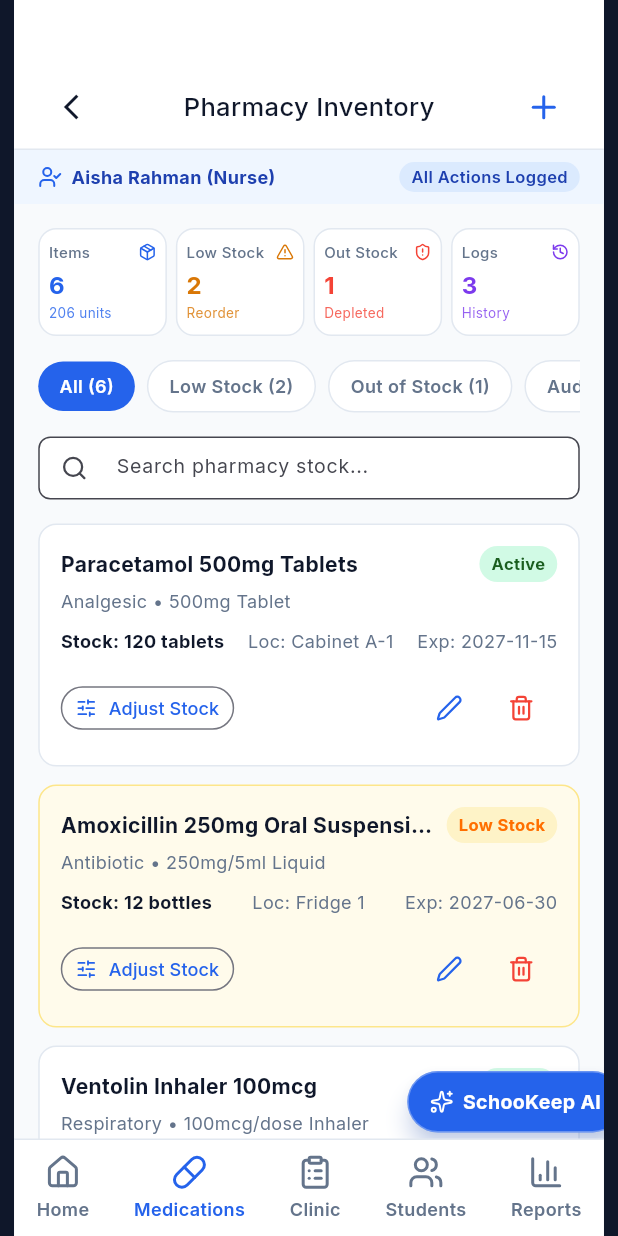
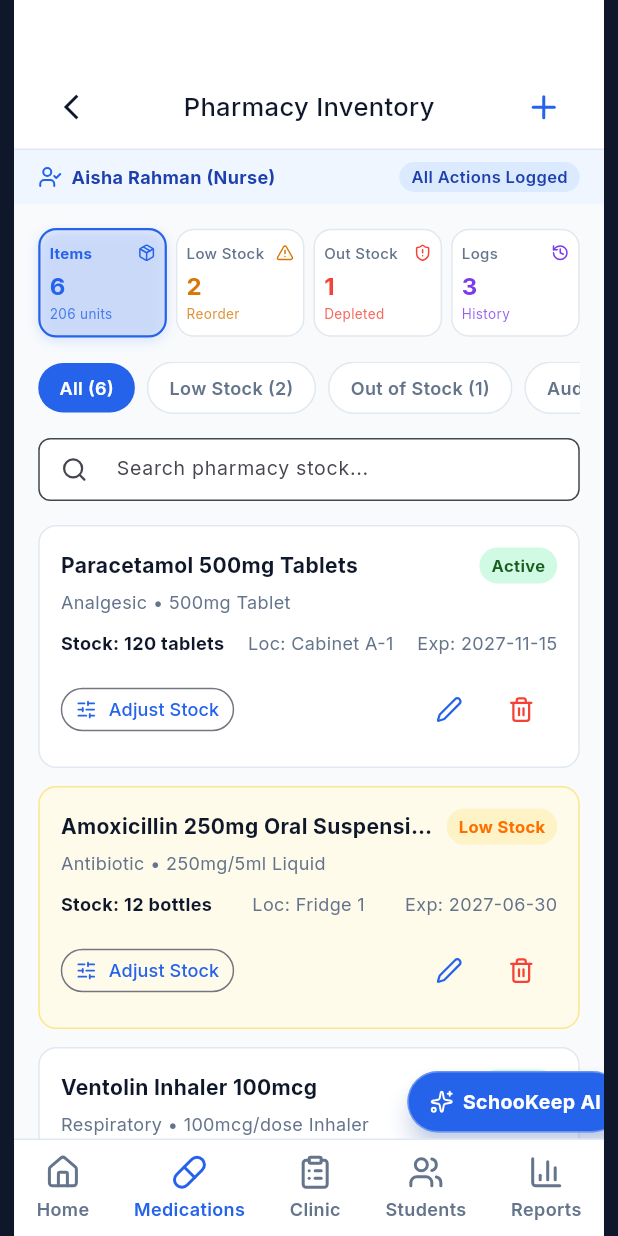
Before and after one commit to AmirHarounOfficial/Synapse-design, a Flutter app: the NursePharmacyInventoryScreen screen opened by its route, on a phone screen of 412 x 824 dp. Run offline on Flutter 3.47's test engine with Material 3 defaults, Android fonts, the phone set to English and light mode, and no system bars; our stand-ins replace dio, equatable, file_picker, flutter_bloc, flutter_map, get_it and 7 more; missing offline and left inert: mobile_scanner; accounts and stored records are empty; network calls fail.

Commit message:
feat(nurse): make pharmacy KPI statistics cards interactive to filter medicine lists

```diff
--- a/flutter_app/lib/features/nurse/view/nurse_pharmacy_inventory_screen.dart
+++ b/flutter_app/lib/features/nurse/view/nurse_pharmacy_inventory_screen.dart
@@ -599,21 +599,56 @@ class _NursePharmacyInventoryScreenState extends State<NursePharmacyInventoryScr
                     child: Column(
                       crossAxisAlignment: CrossAxisAlignment.start,
                       children: [
-                        // KPI Cards (Scrollable horizontal row or fitted cards to prevent flex overflow)
+                        // KPI Cards (Clickable statistics cards to filter lists)
                         LayoutBuilder(
                           builder: (context, constraints) {
                             return Row(
                               children: [
-                                Expanded(child: _kpiCard(context.tr(en: 'Items', ar: 'الأدوية'), _items.length.toString(), '$totalUnits ${context.tr(en: 'units', ar: 'وحدة')}', LucideIcons.package, SchooKeepColors.primary)),
-                                const SizedBox(width: 6),
-                                Expanded(child: _kpiCard(context.tr(en: 'Low Stock', ar: 'منخفض'), lowStockCount.toString(), context.tr(en: 'Reorder', ar: 'طلب إعادة'), LucideIcons.alertTriangle, const Color(0xFFD97706))),
-                                const SizedBox(width: 6),
-                                Expanded(child: _kpiCard(context.tr(en: 'Out Stock', ar: 'منتهي'), outOfStockCount.toString(), context.tr(en: 'Depleted', ar: 'نفد'), LucideIcons.shieldAlert, Colors.red)),
+                                Expanded(
+                                  child: _kpiCard(
+                                    context.tr(en: 'Items', ar: 'الأدوية'),
+                                    _items.length.toString(),
+                                    '$totalUnits ${context.tr(en: 'units', ar: 'وحدة')}',
+                                    LucideIcons.package,
+                                    SchooKeepColors.primary,
+                                    isActive: _activeTab == 'all',
+                                    onTap: () => setState(() => _activeTab = 'all'),
+                                  ),
+                                ),
                                 const SizedBox(width: 6),
                                 Expanded(
-                                  child: GestureDetector(
+                                  child: _kpiCard(
+                                    context.tr(en: 'Low Stock', ar: 'منخفض'),
+                                    lowStockCount.toString(),
+                                    context.tr(en: 'Reorder', ar: 'طلب إعادة'),
+                                    LucideIcons.alertTriangle,
+                                    const Color(0xFFD97706),
+                                    isActive: _activeTab == 'low_stock',
+                                    onTap: () => setState(() => _activeTab = 'low_stock'),
+                                  ),
+                                ),
+                                const SizedBox(width: 6),
+                                Expanded(
+                                  child: _kpiCard(
+                                    context.tr(en: 'Out Stock', ar: 'منتهي'),
+                                    outOfStockCount.toString(),
+                                    context.tr(en: 'Depleted', ar: 'نفد'),
+                                    LucideIcons.shieldAlert,
+                                    Colors.red,
+                                    isActive: _activeTab == 'out_of_stock',
+                                    onTap: () => setState(() => _activeTab = 'out_of_stock'),
+                                  ),
+                                ),
+                                const SizedBox(width: 6),
+                                Expanded(
+                                  child: _kpiCard(
+                                    context.tr(en: 'Logs', ar: 'السجل'),
+                                    _logs.length.toString(),
+                                    context.tr(en: 'History', ar: 'التدقيق'),
+                                    LucideIcons.history,
+                                    const Color(0xFF7C3AED),
+                                    isActive: _activeTab == 'audit_log',
                                     onTap: () => setState(() => _activeTab = 'audit_log'),
-                                    child: _kpiCard(context.tr(en: 'Logs', ar: 'السجل'), _logs.length.toString(), context.tr(en: 'History', ar: 'التدقيق'), LucideIcons.history, const Color(0xFF7C3AED)),
                                   ),
                                 ),
                               ],
@@ -670,13 +705,37 @@ class _NursePharmacyInventoryScreenState extends State<NursePharmacyInventoryScr
     );
   }
 
-  Widget _kpiCard(String label, String value, String sub, IconData icon, Color color) {
-    return Container(
+  Widget _kpiCard(
+    String label,
+    String value,
+    String sub,
+    IconData icon,
+    Color color, {
+    bool isActive = false,
+    VoidCallback? onTap,
+  }) {
+    return InkWell(
+      onTap: onTap,
+      borderRadius: BorderRadius.circular(12),
+      child: AnimatedContainer(
+        duration: const Duration(milliseconds: 200),
         padding: const EdgeInsets.symmetric(horizontal: 6, vertical: 8),
         decoration: BoxDecoration(
-        color: Colors.white,
+          color: isActive ? color.withValues(alpha: 0.08) : Colors.white,
           borderRadius: BorderRadius.circular(12),
-        border: Border.all(color: SchooKeepColors.border),
+          border: Border.all(
+            color: isActive ? color : SchooKeepColors.border,
+            width: isActive ? 1.5 : 1.0,
+          ),
+          boxShadow: isActive
+              ? [
+                  BoxShadow(
+                    color: color.withValues(alpha: 0.15),
+                    blurRadius: 6,
+                    offset: const Offset(0, 2),
+                  )
+                ]
+              : null,
         ),
         child: Column(
           crossAxisAlignment: CrossAxisAlignment.start,
@@ -687,7 +746,11 @@ class _NursePharmacyInventoryScreenState extends State<NursePharmacyInventoryScr
                 Expanded(
                   child: Text(
                     label,
-                  style: const TextStyle(fontSize: 10, color: SchooKeepColors.textSecondary, fontWeight: FontWeight.w500),
+                    style: TextStyle(
+                      fontSize: 10,
+                      color: isActive ? color : SchooKeepColors.textSecondary,
+                      fontWeight: isActive ? FontWeight.bold : FontWeight.w500,
+                    ),
                     overflow: TextOverflow.ellipsis,
                   ),
                 ),
@@ -704,6 +767,7 @@ class _NursePharmacyInventoryScreenState extends State<NursePharmacyInventoryScr
               child: Text(sub, style: TextStyle(fontSize: 9, color: color.withValues(alpha: 0.8))),
             ),
           ],
+        ),
       ),
     );
   }
```
Lines whose indentation alone changed are shown as unchanged.
